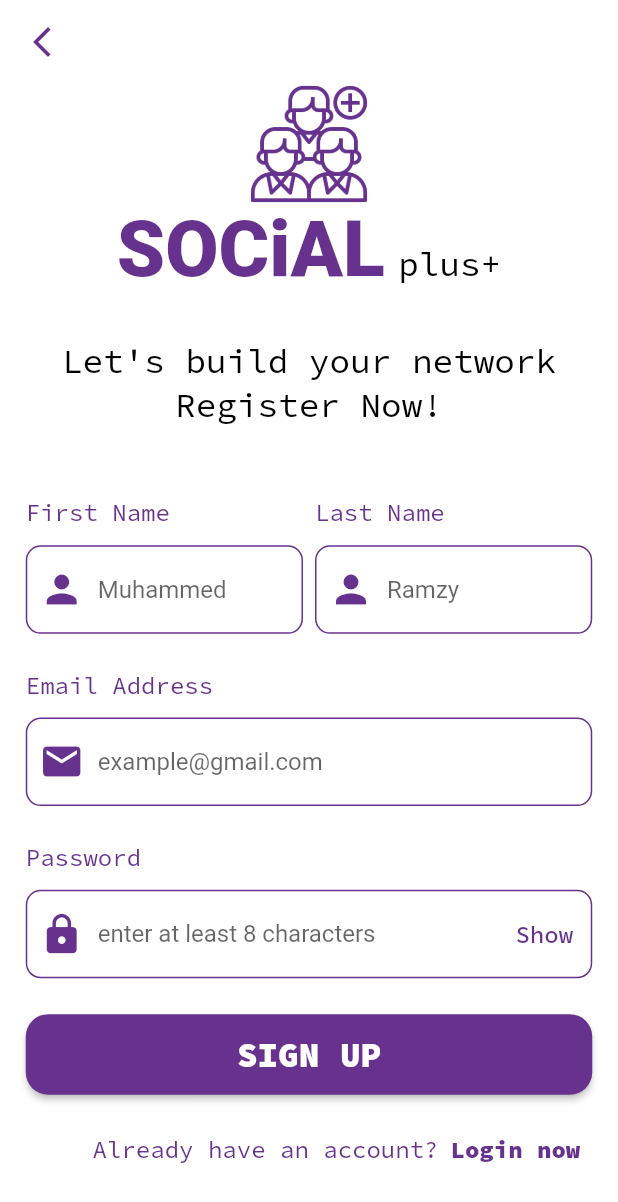
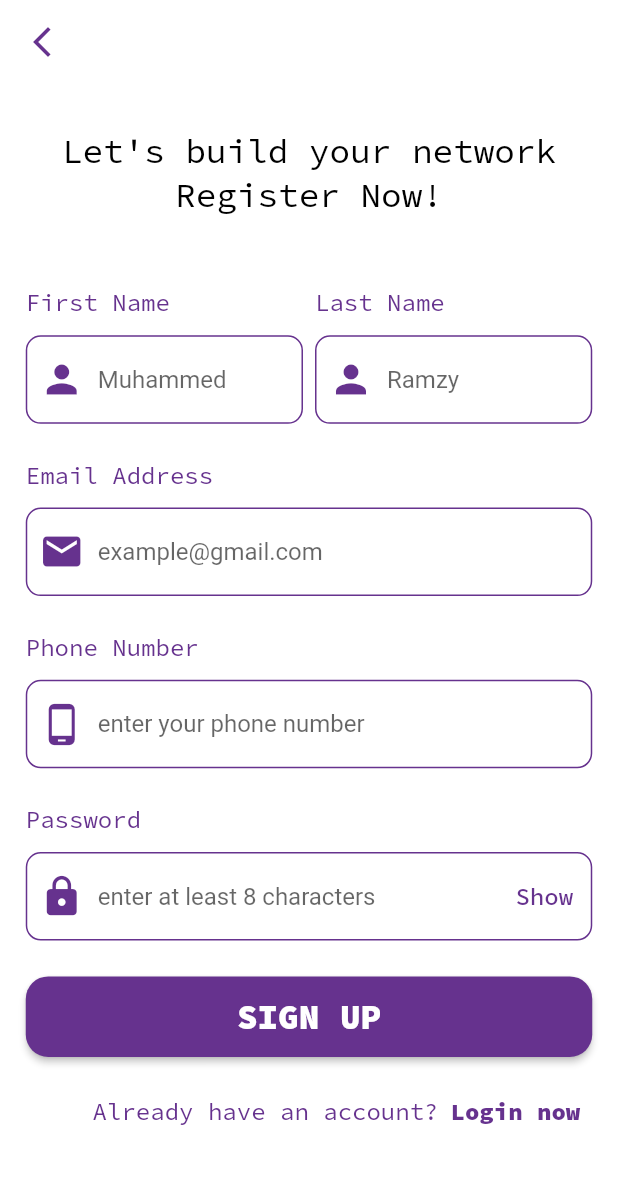
Before and after one commit to Mohamedramzii/social-plus, a Flutter app: the screen it shows after launch, after a tap on "SignUp now", on a phone screen of 412 x 824 dp. Shown: the top 1202 px of the screen. Run offline on Flutter 3.47's test engine with Material 2 defaults, Android fonts, the phone set to English and light mode, and no system bars; our stand-ins replace cloud_firestore, firebase_auth, firebase_core, flutter_bloc, flutter_conditional_rendering, flutter_screenutil and 4 more; accounts and stored records are empty.

Commit message:
some edits in authentication UI and auth logic is implemented

```diff
--- a/lib/core/app_manager/font/fonts_manager.dart
+++ b/lib/core/app_manager/font/fonts_manager.dart
@@ -1,4 +1,3 @@
-import 'package:flutter/cupertino.dart';
 import 'package:flutter/material.dart';
 import 'package:flutter_screenutil/flutter_screenutil.dart';
 import 'package:google_fonts/google_fonts.dart';
--- a/lib/core/app_manager/theme/theme_manager.dart
+++ b/lib/core/app_manager/theme/theme_manager.dart
@@ -1,8 +1,8 @@
 import 'package:flutter/material.dart';
 import 'package:flutter/services.dart';
-import 'package:google_fonts/google_fonts.dart';
 import 'package:social_app/core/app_manager/colors/colors_manager.dart';
 
+// ignore: camel_case_types
 abstract class Theme_Data {
   static ThemeData lightTheme = ThemeData(
     appBarTheme:  AppBarTheme(
--- /dev/null
+++ b/lib/core/collection_endpoint.dart
@@ -0,0 +1,6 @@
+import 'package:cloud_firestore/cloud_firestore.dart';
+
+abstract class CollectionEndpoints {
+  static CollectionReference<Map<String, dynamic>> usersCollection =
+      FirebaseFirestore.instance.collection('users');
+}
--- /dev/null
+++ b/lib/features/Auth/data/models/userModel.dart
@@ -0,0 +1,32 @@
+class UserModel {
+  String? uID;
+  String? firstname;
+  String? lastname;
+  String? email;
+  String? phone;
+  UserModel({
+    required this.uID,
+    required this.firstname,
+    required this.lastname,
+    required this.email,
+    required this.phone,
+  });
+
+  UserModel.fromJson(Map<String, dynamic> json) {
+    uID = json['uID'];
+    email = json['email'];
+    firstname = json['firstname'];
+    lastname = json['lastname'];
+    phone = json['phone'];
+  }
+
+  Map<String, dynamic> toJson() {
+    return {
+      'uID': uID,
+      'email': email,
+      'firstname': firstname,
+      'lastname': lastname,
+      'phone': phone,
+    };
+  }
+}
--- a/lib/features/Auth/presentation/view_model/Cubits/auth/auth_cubit.dart
+++ b/lib/features/Auth/presentation/view_model/Cubits/auth/auth_cubit.dart
@@ -1,6 +1,8 @@
 import 'package:firebase_auth/firebase_auth.dart';
 import 'package:flutter/widgets.dart';
 import 'package:flutter_bloc/flutter_bloc.dart';
+import 'package:social_app/core/collection_endpoint.dart';
+import 'package:social_app/features/Auth/data/models/userModel.dart';
 
 part 'auth_state.dart';
 
@@ -13,13 +15,22 @@ class AuthCubit extends Cubit<AuthState> {
     required String firstname,
     required String lastname,
     required String email,
+    required String phone,
     required String password,
   }) async {
     emit(RegisterLoadingState());
 
     try {
-      UserCredential user = await _auth.createUserWithEmailAndPassword(
-          email: email, password: password);
+      await _auth
+          .createUserWithEmailAndPassword(email: email, password: password)
+          .then((value) {
+        createUserData(
+            firstname: firstname,
+            lastname: lastname,
+            email: email,
+            phone: phone,
+            uID: value.user!.uid);
+      });
       emit(RegisterSuccessState());
     } on FirebaseAuthException catch (e) {
       String message = '';
@@ -51,10 +62,34 @@ class AuthCubit extends Cubit<AuthState> {
     });
   }
 
-  bool isHidden =true;
+  bool isHidden = true;
 
   changeVisibility() {
     isHidden = !isHidden;
     emit(VisibilityChange());
   }
+
+  createUserData({
+    required String firstname,
+    required String lastname,
+    required String email,
+    required String phone,
+    required String uID,
+  }) {
+    UserModel model = UserModel(
+        uID: uID,
+        firstname: firstname,
+        lastname: lastname,
+        email: email,
+        phone: phone);
+    CollectionEndpoints.usersCollection
+        .doc(uID)
+        .set(model.toJson())
+        .then((value) {
+      emit(UserDataCreatedSuccessState());
+    }).catchError((e) {
+      debugPrint('User Create Error : ${e.toString()}');
+      emit(UserDataCreatedFailureState(errMessage: e.toString()));
+    });
+  }
 }
--- a/lib/features/Auth/presentation/view_model/Cubits/auth/auth_state.dart
+++ b/lib/features/Auth/presentation/view_model/Cubits/auth/auth_state.dart
@@ -27,5 +27,13 @@ class LoginFailureState extends AuthState {
   });
 }
 
+class UserDataCreatedSuccessState extends AuthState {}
 
-class VisibilityChange extends AuthState{}
+class UserDataCreatedFailureState extends AuthState {
+  final String errMessage;
+  UserDataCreatedFailureState({
+    required this.errMessage,
+  });
+}
+
+class VisibilityChange extends AuthState {}
--- a/lib/features/Auth/presentation/views/login_view.dart
+++ b/lib/features/Auth/presentation/views/login_view.dart
@@ -86,6 +86,9 @@ class LoginView extends StatelessWidget {
                           hinttext: 'enter at least 8 characters',
                           icon: Icons.lock,
                           suffixicon: TextButton(
+                            style: const ButtonStyle(
+                                overlayColor:
+                                    MaterialStatePropertyAll(Colors.white)),
                             onPressed: () {
                               cubit.changeVisibility();
                             },
--- a/lib/features/Auth/presentation/views/signup_view.dart
+++ b/lib/features/Auth/presentation/views/signup_view.dart
@@ -2,16 +2,14 @@ import 'package:flutter/material.dart';
 import 'package:flutter_bloc/flutter_bloc.dart';
 import 'package:flutter_conditional_rendering/flutter_conditional_rendering.dart';
 import 'package:flutter_screenutil/flutter_screenutil.dart';
-import 'package:fluttertoast/fluttertoast.dart';
 import 'package:social_app/core/app_manager/colors/colors_manager.dart';
 import 'package:social_app/core/common_widgets/custom_toast_widget.dart';
 import 'package:social_app/features/Auth/presentation/view_model/Cubits/auth/auth_cubit.dart';
 import 'package:social_app/features/Auth/presentation/views/login_view.dart';
+import 'package:social_app/features/Home/presentation/views/home_layout.dart';
 
 import '../../../../core/app_manager/font/fonts_manager.dart';
-import '../../../../core/common_widgets/custom_logo_widget.dart';
 import '../../../../core/navigation_manager.dart';
-import 'widgets/custom_button_widget.dart';
 import 'widgets/custom_greeting_widget.dart';
 import 'widgets/custom_question_widget.dart';
 import 'widgets/custom_textFormField_widget.dart';
@@ -21,6 +19,7 @@ class SignUpView extends StatelessWidget {
   TextEditingController fNamecontroller = TextEditingController();
   TextEditingController lNamecontroller = TextEditingController();
   TextEditingController emailcontroller = TextEditingController();
+  TextEditingController phonecontroller = TextEditingController();
   TextEditingController passwordcontroller = TextEditingController();
 
   GlobalKey<FormState> _formKey = GlobalKey<FormState>();
@@ -44,6 +43,11 @@ class SignUpView extends StatelessWidget {
               } else if (state is RegisterSuccessState) {
                 CustomToastWidget.showSuccessToast(text: 'Welcome 😊');
               }
+
+              if (state is UserDataCreatedSuccessState) {
+                Navigation.navigateWithNoReturnFromLRightToLeft(
+                    screen: const HomeLayoutView(), context: context);
+              }
             },
             builder: (context, state) {
               AuthCubit cubit = BlocProvider.of<AuthCubit>(context);
@@ -54,7 +58,7 @@ class SignUpView extends StatelessWidget {
                     key: _formKey,
                     child: Column(
                       children: [
-                        const CustomLogoWidget(),
+                        // const CustomLogoWidget(),
                         Padding(
                           padding: EdgeInsets.only(top: 25.h),
                           child: const CustomGreetingWidget(
@@ -138,12 +142,36 @@ class SignUpView extends StatelessWidget {
                         ),
                         CustomTextFormFieldWidget(
                           inputaction: TextInputAction.done,
+                          isPassword: false,
+                          keyboardtype: TextInputType.number,
+                          title: 'Phone Number',
+                          hinttext: 'enter your phone number',
+                          icon: Icons.phone_android,
+                          controller: phonecontroller,
+                          onsave: (value) {
+                            phonecontroller.text = value!;
+                          },
+                          onvalidate: (value) {
+                            if (value!.isEmpty || value.length < 3) {
+                              return 'enter a valid phone number';
+                            }
+                            return null;
+                          },
+                        ),
+                        SizedBox(
+                          height: 20.h,
+                        ),
+                        CustomTextFormFieldWidget(
+                          inputaction: TextInputAction.done,
                           isPassword: cubit.isHidden ? true : false,
                           keyboardtype: TextInputType.visiblePassword,
                           title: 'Password',
                           hinttext: 'enter at least 8 characters',
                           icon: Icons.lock,
                           suffixicon: TextButton(
+                            style: const ButtonStyle(
+                                overlayColor:
+                                    MaterialStatePropertyAll(Colors.white)),
                             onPressed: () {
                               cubit.changeVisibility();
                             },
@@ -173,6 +201,7 @@ class SignUpView extends StatelessWidget {
                               if (_formKey.currentState!.validate()) {
                                 _formKey.currentState!.save();
                                 cubit.userRegister(
+                                    phone: phonecontroller.text,
                                     firstname: fNamecontroller.text,
                                     lastname: lNamecontroller.text,
                                     email: emailcontroller.text,
--- a/pubspec.yaml
+++ b/pubspec.yaml
@@ -45,6 +45,7 @@ dependencies:
   firebase_auth: ^4.4.1
   flutter_conditional_rendering: ^2.0.0
   fluttertoast: ^8.2.1
+  cloud_firestore: ^4.5.1
 
 
 
```
Also changed, not shown: lib/features/Home/presentation/views/home_layout.dart (added, +10 -0 lines), pubspec.lock, 1 other file.
